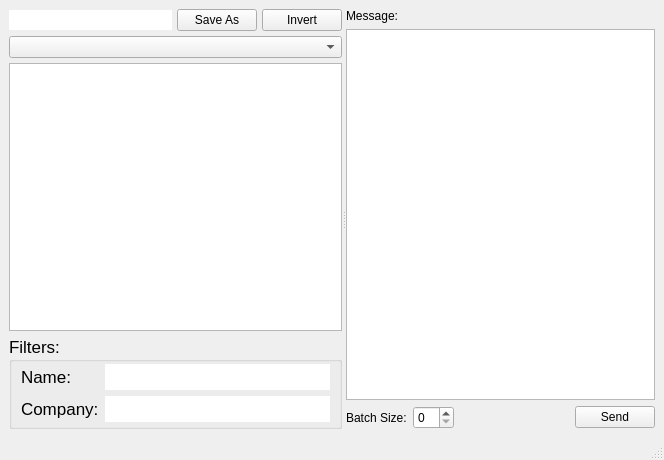
Above: mainWindow.ui from srdubya/rrboss before the change. Below: the same form after it.
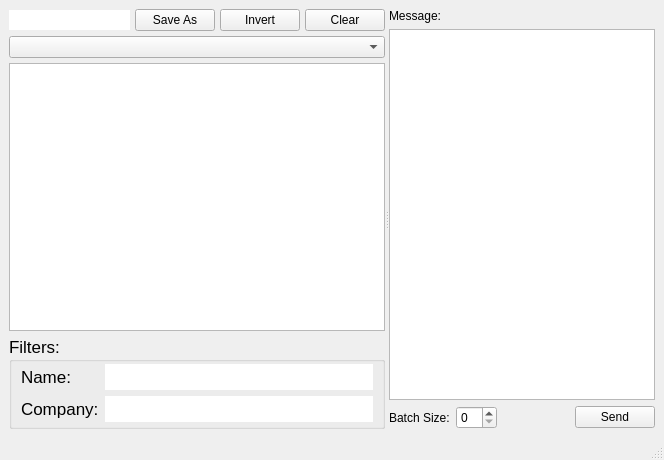
That is the form after the change.

Commit message: Yielding the main thread before sending messages.

Diff of the .ui file:
```diff
--- a/mainWindow.ui
+++ b/mainWindow.ui
@@ -63,6 +63,13 @@
             </property>
            </widget>
           </item>
+          <item>
+           <widget class="QPushButton" name="clearPushButton">
+            <property name="text">
+             <string>Clear</string>
+            </property>
+           </widget>
+          </item>
          </layout>
         </item>
         <item>
@@ -200,7 +207,8 @@
          <widget class="QTextEdit" name="messageTextEdit">
           <property name="font">
            <font>
-            <family>Arial</family>
+            <family>Monaco</family>
+            <pointsize>14</pointsize>
            </font>
           </property>
          </widget>
```
The commit also changes 2 other files.
